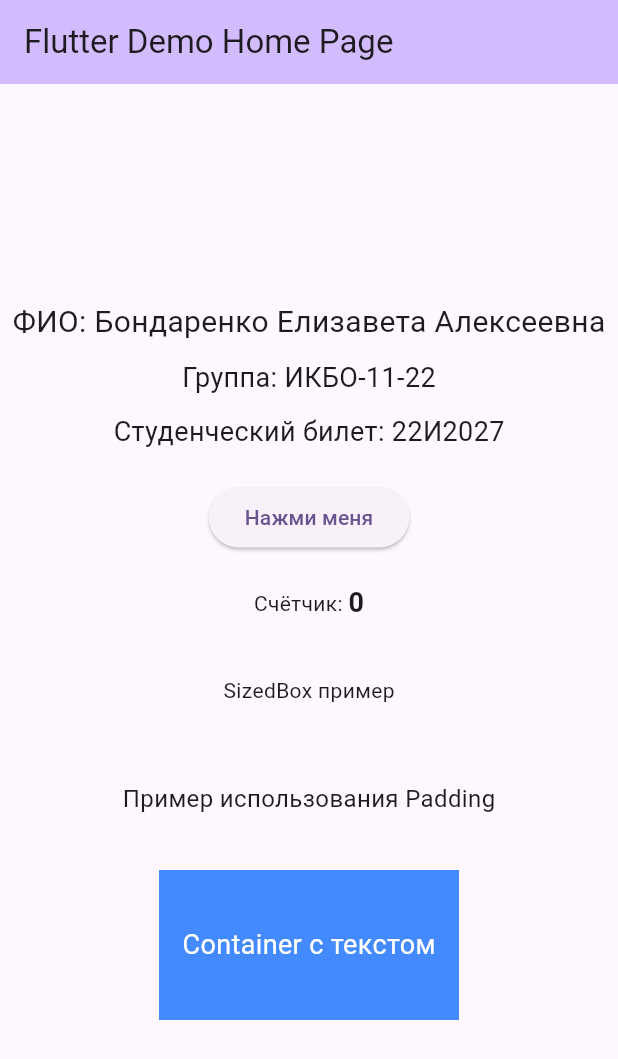
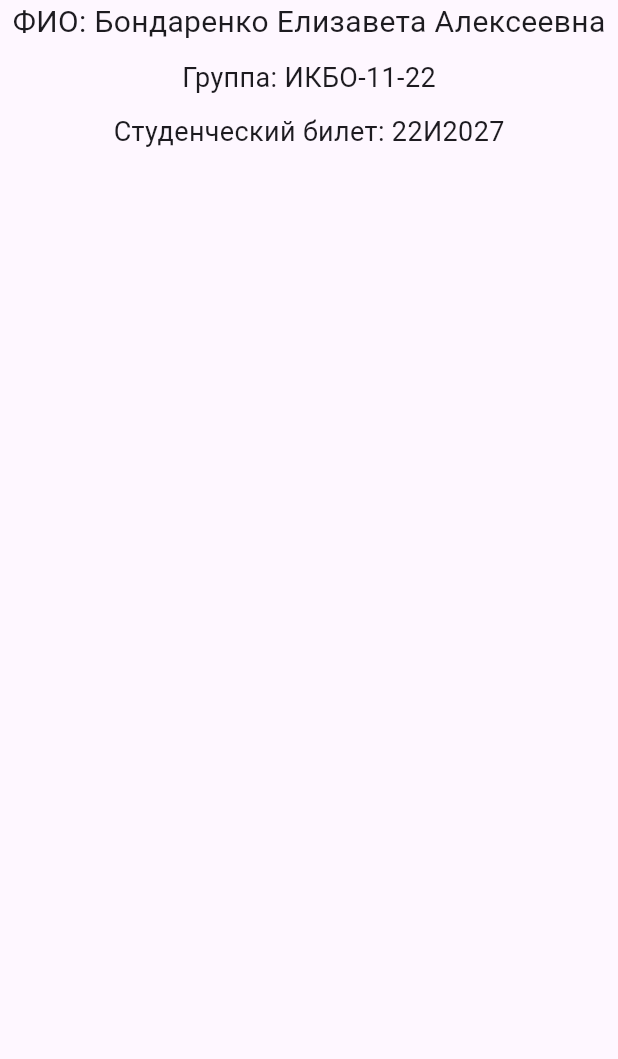
Before and after one commit to lui0000/flitter-2-3, a Flutter app: the screen it shows after launch, on a phone screen of 412 x 824 dp. Shown: the top 1059 px of the screen. Run offline on Flutter 3.47's test engine with Material 3 defaults, Android fonts, the phone set to English and light mode, and no system bars.

Commit message:
был добавлен StatelessWidget виджет MyInfoBlock

```diff
--- a/lib/main.dart
+++ b/lib/main.dart
@@ -1,4 +1,5 @@
 import 'package:flutter/material.dart';
+import 'widgets/my_info_block.dart';
 
 void main() {
   runApp(const MyApp());
@@ -10,116 +11,16 @@ class MyApp extends StatelessWidget {
   @override
   Widget build(BuildContext context) {
     return MaterialApp(
-      title: 'Flutter Demo',
+      title: 'Stateless demo',
       theme: ThemeData(
         colorScheme: ColorScheme.fromSeed(seedColor: Colors.deepPurple),
+        useMaterial3: true,
       ),
-      home: const MyHomePage(title: 'Flutter Demo Home Page'),
-    );
-  }
-}
-
-class MyHomePage extends StatefulWidget {
-  const MyHomePage({super.key, required this.title});
-
-  final String title;
-
-  @override
-  State<MyHomePage> createState() => _MyHomePageState();
-}
-
-class _MyHomePageState extends State<MyHomePage> {
-  // Переменная для хранения счётчика
-  int _counter = 0;
-
-  // Метод для увеличения счётчика
-  void _incrementCounter() {
-    setState(() {
-      _counter++;
-    });
-  }
-
-  @override
-  Widget build(BuildContext context) {
-    return Scaffold(
-      appBar: AppBar(
-        backgroundColor: Theme.of(context).colorScheme.inversePrimary,
-        title: Text(widget.title),
-      ),
-      body: Center(
-        child: Column(
-          mainAxisAlignment: MainAxisAlignment.center,
-          children: <Widget>[
-            Text(
-              'ФИО: Бондаренко Елизавета Алексеевна',
-              style: const TextStyle(fontSize: 20),
-            ),
-            const SizedBox(height: 10),
-            Text(
-              'Группа: ИКБО-11-22',
-              style: const TextStyle(fontSize: 18),
-            ),
-            const SizedBox(height: 10),
-            Text(
-              'Студенческий билет: 22И2027',
-              style: const TextStyle(fontSize: 18),
-            ),
-
-            const SizedBox(height: 20),
-
-            ElevatedButton(
-              onPressed: _incrementCounter,
-              child: const Text('Нажми меня'),
-            ),
-
-            const SizedBox(height: 20),
-
-            Row(
-              mainAxisAlignment: MainAxisAlignment.center,
-              children: [
-                const Text('Счётчик: '),
-                Text(
-                  '$_counter',
-                  style: const TextStyle(fontSize: 18, fontWeight: FontWeight.bold),
-                ),
-              ],
-            ),
-
-            const SizedBox(height: 20),
-
-            const SizedBox(
-              width: 150,
-              height: 50,
-              child: Center(
-                child: Text('SizedBox пример'),
-              ),
-            ),
-
-            const SizedBox(height: 20),
-
-            // Padding
-            Padding(
-              padding: const EdgeInsets.all(16.0),
-              child: Text(
-                'Пример использования Padding',
-                style: const TextStyle(fontSize: 16),
-              ),
-            ),
-
-            const SizedBox(height: 20),
-
-            // Container
-            Container(
-              width: 200,
-              height: 100,
-              color: Colors.blueAccent,
-              alignment: Alignment.center,
-              child: const Text(
-                'Container с текстом',
-                style: TextStyle(color: Colors.white, fontSize: 18),
-              ),
-            ),
-          ],
+      home: const Scaffold(
+        body: SafeArea(
+          child: Center(
+            child: MyInfoBlock(),
+          ),
         ),
       ),
     );
--- /dev/null
+++ b/lib/widgets/my_info_block.dart
@@ -0,0 +1,27 @@
+import 'package:flutter/material.dart';
+
+class MyInfoBlock extends StatelessWidget {
+  const MyInfoBlock({super.key});
+
+  @override
+  Widget build(BuildContext context) {
+    return Column(
+      children: const [
+        Text(
+          'ФИО: Бондаренко Елизавета Алексеевна',
+          style: TextStyle(fontSize: 20),
+        ),
+        SizedBox(height: 10),
+        Text(
+          'Группа: ИКБО-11-22',
+          style: TextStyle(fontSize: 18),
+        ),
+        SizedBox(height: 10),
+        Text(
+          'Студенческий билет: 22И2027',
+          style: TextStyle(fontSize: 18),
+        ),
+      ],
+    );
+  }
+}
```
